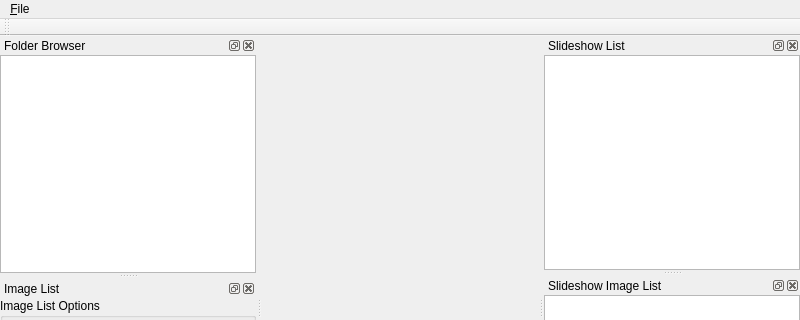
Before: the Qt Designer form mainwindow.ui in vos/qsm, drawn with Qt 5; both pictures show x 0 to 800 and y 0 to 320 of the 800 by 600 pixel window.
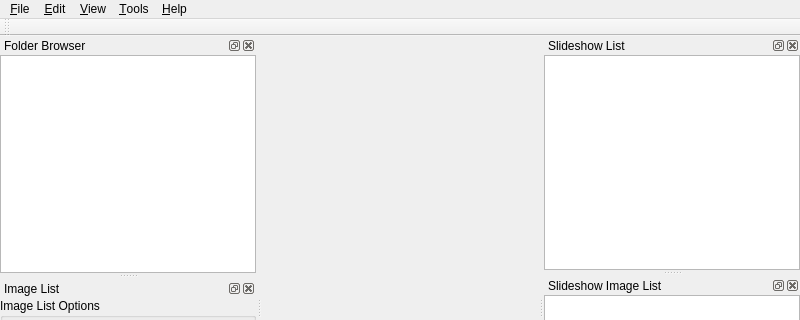
After: the same form once the commit is applied.

Commit message: added main menu

What changed in the file:
```diff
--- a/mainwindow.ui
+++ b/mainwindow.ui
@@ -27,8 +27,38 @@
     <property name="title">
      <string>&amp;File</string>
     </property>
+    <addaction name="actionExit"/>
+   </widget>
+   <widget class="QMenu" name="menuEdit">
+    <property name="title">
+     <string>&amp;Edit</string>
+    </property>
+   </widget>
+   <widget class="QMenu" name="menuView">
+    <property name="title">
+     <string>&amp;View</string>
+    </property>
+   </widget>
+   <widget class="QMenu" name="menuTools">
+    <property name="title">
+     <string>&amp;Tools</string>
+    </property>
+    <addaction name="actionOptions"/>
+   </widget>
+   <widget class="QMenu" name="menuHelp">
+    <property name="title">
+     <string>&amp;Help</string>
+    </property>
+    <addaction name="actionQsmHelp"/>
+    <addaction name="separator"/>
+    <addaction name="actionAboutQt"/>
+    <addaction name="actionAboutQsm"/>
    </widget>
    <addaction name="menuFile"/>
+   <addaction name="menuEdit"/>
+   <addaction name="menuView"/>
+   <addaction name="menuTools"/>
+   <addaction name="menuHelp"/>
   </widget>
   <widget class="QToolBar" name="mainToolBar">
    <property name="windowTitle">
```
Left out of the diff: 95 changed lines with no effect on the pictures. The commit also changes 2 other files.
